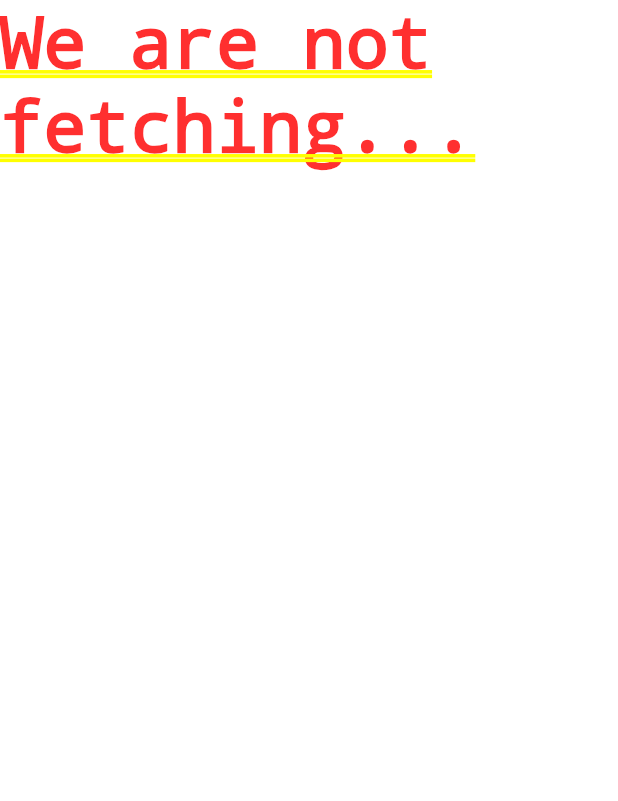
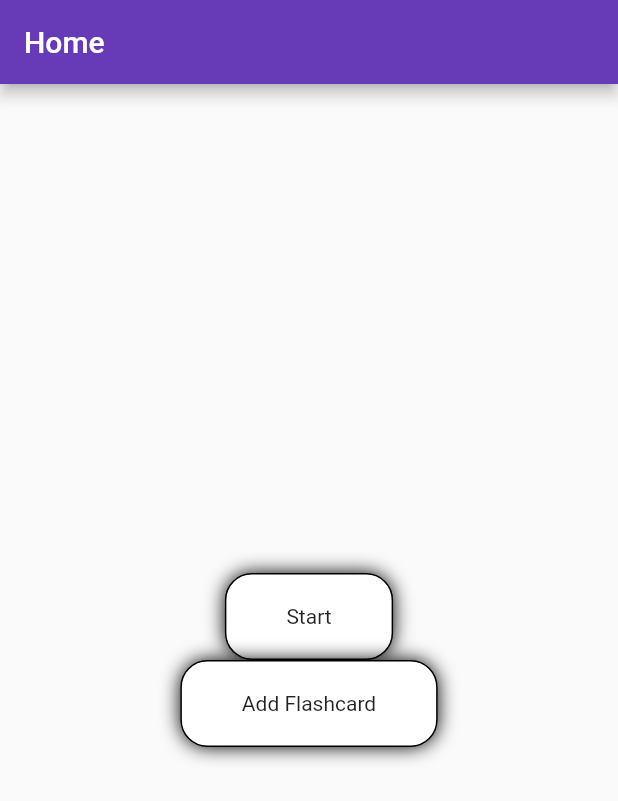
Before and after one commit to JaidenRM/Flashcards, a Flutter app: the screen it shows after launch, on a phone screen of 412 x 824 dp. Shown: the top 801 px of the screen. Run offline on Flutter 3.47's test engine with Material 2 defaults, Android fonts, the phone set to English and light mode, and no system bars; our stand-ins replace auto_size_text, bloc, csv, flutter_bloc.

Commit message:
-- simple home screen

```diff
--- a/lib/main.dart
+++ b/lib/main.dart
@@ -1,3 +1,4 @@
+import 'package:flashcards/ui/home.dart';
 import './constants.dart';
 import './ui/flashcard.dart';
 import 'package:flutter/material.dart';
@@ -10,7 +11,7 @@ class MyApp extends StatelessWidget {
   Widget build(BuildContext context) {
     return MaterialApp(
       theme: ThemeData(primaryColor: PRIMARY_COL),
-      home: Flashcard()
+      home: Home(title: "Home")
     );
   }
 }
--- /dev/null
+++ b/lib/ui/add-flashcard.dart
@@ -0,0 +1,10 @@
+import 'package:flutter/material.dart';
+
+class AddFlashcard extends StatelessWidget {
+  @override
+  Widget build(BuildContext context) {
+    // TODO: implement build
+    throw UnimplementedError();
+  }
+
+}
--- /dev/null
+++ b/lib/ui/home.dart
@@ -0,0 +1,31 @@
+import 'package:flashcards/styles/app_styles.dart';
+import 'package:flashcards/utils/routes.dart';
+import 'package:flutter/material.dart';
+
+class Home extends StatefulWidget {
+  final String title;
+
+  Home({this.title});
+  @override
+  State<StatefulWidget> createState() => _HomeState();
+
+}
+
+class _HomeState extends State<Home> {
+  @override
+  Widget build(BuildContext context) {
+    return Scaffold(
+      appBar: AppBar(title: Text(widget.title)),
+      body: SafeArea(
+        child: Column(
+          crossAxisAlignment: CrossAxisAlignment.center,
+          mainAxisAlignment: MainAxisAlignment.center,
+          children: <Widget>[
+            FetchRoute(),
+            AddRoute()
+          ],)
+      ),
+    );
+  }
+
+}
--- /dev/null
+++ b/lib/utils/routes.dart
@@ -0,0 +1,47 @@
+import 'package:flashcards/styles/app_styles.dart';
+import 'package:flashcards/ui/add-flashcard.dart';
+import 'package:flashcards/ui/flashcard.dart';
+import 'package:flutter/material.dart';
+
+class FetchRoute extends StatelessWidget {
+  @override
+  Widget build(BuildContext context) {
+    return Center(
+      child:GestureDetector(
+        onTap: () => {
+          Navigator.push(
+            context,
+            MaterialPageRoute(builder: (context) => Flashcard())
+          )
+        },
+        child: Container(
+          padding: EdgeInsets.fromLTRB(40, 20, 40, 20),
+          decoration: AppDeco.BOX_BORDER_SHADOW,
+          child: Text("Start"),
+        )
+      )
+    );
+  }
+}
+
+class AddRoute extends StatelessWidget {
+  @override
+  Widget build(BuildContext context) {
+    return Center(
+      child:GestureDetector(
+        onTap: () => {
+          Navigator.push(
+            context,
+            MaterialPageRoute(builder: (context) => AddFlashcard())
+          )
+        },
+        child: Container(
+          padding: EdgeInsets.fromLTRB(40, 20, 40, 20),
+          decoration: AppDeco.BOX_BORDER_SHADOW,
+          child: Text("Add Flashcard"),
+        )
+      )
+    );
+  }
+
+}
```
